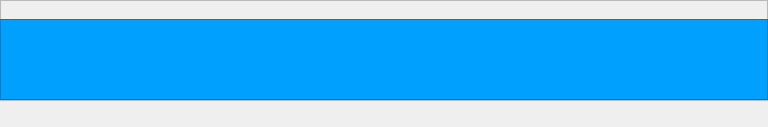
First picture: the form in pApp-22-June-2021/smenubar.ui, repository ChandraMVE/PSSC_QT_Development, before the edit.
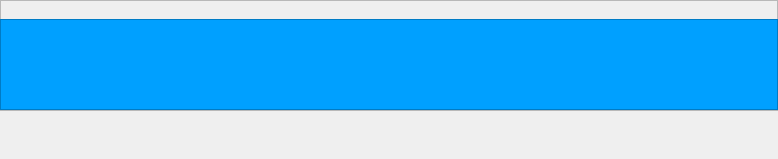
Second picture: the form after the edit. Custom widgets are drawn as their Qt base class.

Diff of the .ui file:
```diff
--- a/pApp-22-June-2021/smenubar.ui
+++ b/pApp-22-June-2021/smenubar.ui
@@ -6,8 +6,8 @@
    <rect>
     <x>0</x>
     <y>0</y>
-    <width>768</width>
-    <height>127</height>
+    <width>778</width>
+    <height>159</height>
    </rect>
   </property>
   <property name="windowTitle">
@@ -18,8 +18,8 @@
     <rect>
      <x>0</x>
      <y>0</y>
-     <width>768</width>
-     <height>101</height>
+     <width>778</width>
+     <height>111</height>
     </rect>
    </property>
    <property name="frameShape">
@@ -32,7 +32,7 @@
     <property name="geometry">
      <rect>
       <x>20</x>
-      <y>5</y>
+      <y>20</y>
       <width>167</width>
       <height>74</height>
      </rect>
@@ -42,7 +42,7 @@
     <property name="geometry">
      <rect>
       <x>207</x>
-      <y>5</y>
+      <y>20</y>
       <width>167</width>
       <height>74</height>
      </rect>
@@ -52,7 +52,7 @@
     <property name="geometry">
      <rect>
       <x>394</x>
-      <y>5</y>
+      <y>20</y>
       <width>167</width>
       <height>74</height>
      </rect>
@@ -62,7 +62,7 @@
     <property name="geometry">
      <rect>
       <x>581</x>
-      <y>5</y>
+      <y>20</y>
       <width>167</width>
       <height>74</height>
      </rect>
@@ -73,8 +73,8 @@
      <rect>
       <x>0</x>
       <y>19</y>
-      <width>768</width>
-      <height>81</height>
+      <width>778</width>
+      <height>91</height>
      </rect>
     </property>
     <property name="styleSheet">
```
